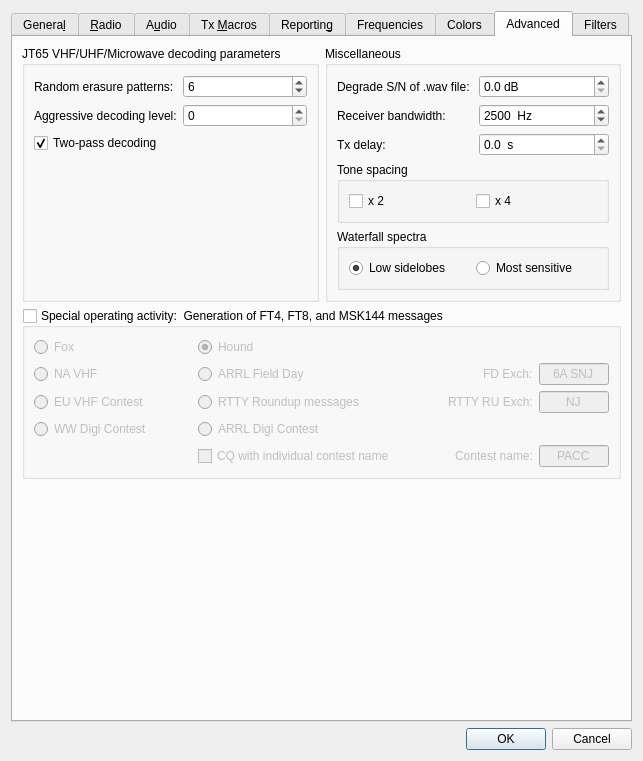
Qt form Configuration_ohneAlerts.ui (uaro-radio/wsjtx) before a commit.
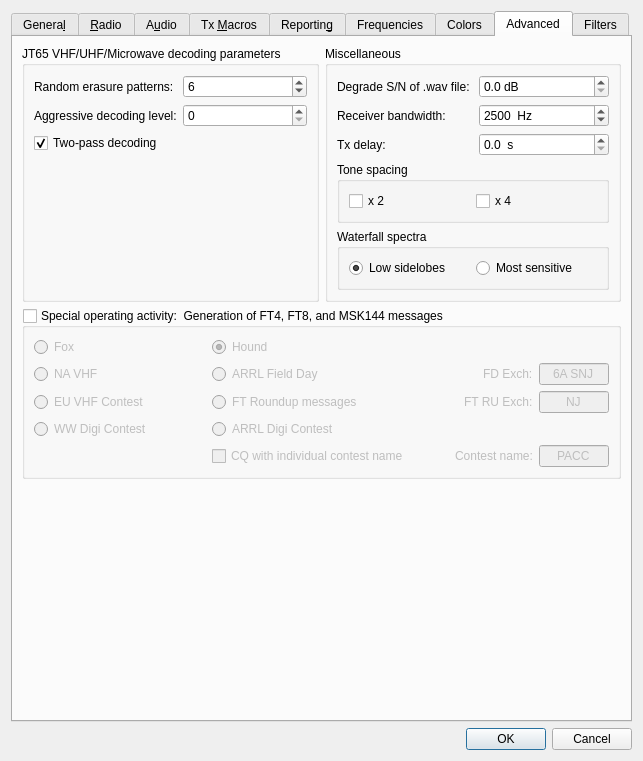
The same form after that commit. The open tabs and pages were chosen to show the change. Custom widgets are drawn as their Qt base class.

Diff of the .ui file:
```diff
--- a/Configuration_ohneAlerts.ui
+++ b/Configuration_ohneAlerts.ui
@@ -2704,7 +2704,7 @@
                <string>R T T Y Roundup</string>
               </property>
               <property name="text">
-               <string>RTTY Roundup messages</string>
+               <string>FT Roundup messages</string>
               </property>
               <attribute name="buttonGroup">
                <string notr="true">special_op_activity_button_group</string>
@@ -2732,7 +2732,7 @@
                  <string>RTTY Roundup exchange</string>
                 </property>
                 <property name="text">
-                 <string>RTTY RU Exch:</string>
+                 <string>FT RU Exch:</string>
                 </property>
                 <property name="buddy">
                  <cstring>RTTY_Exchange</cstring>
```
Left out of the diff: 12 changed lines with no effect on the pictures.
